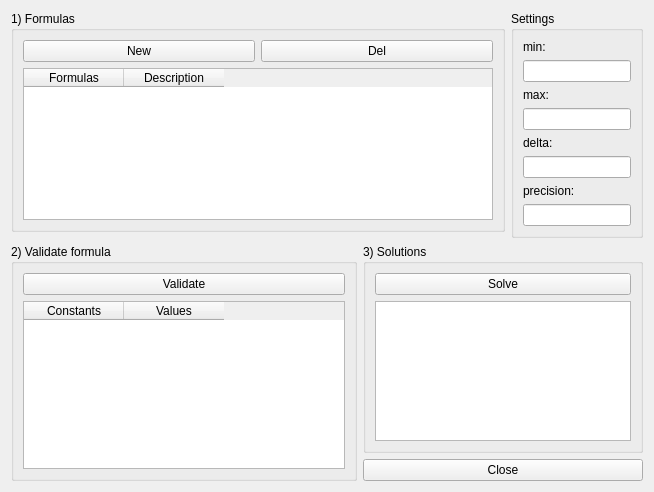
This is gui/formulas_gui.ui in joaodeus/mathgraphica as Qt 5 draws it before an edit. The edited form follows.
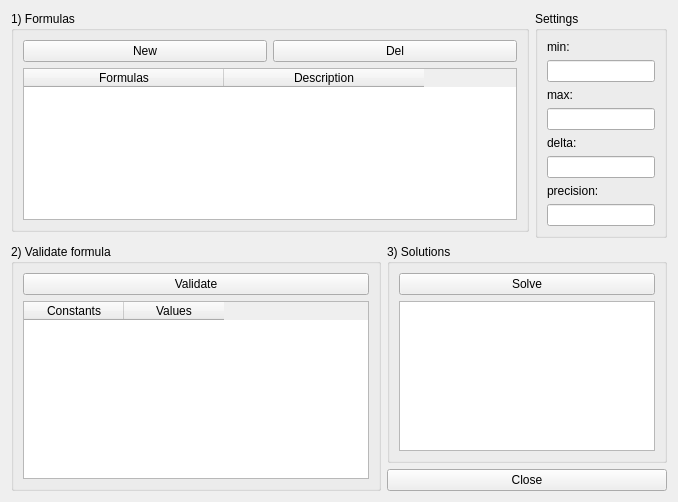
This is the edited form. Icons and pictures are not drawn.

Commit message: added polar form to complex numbers, graph2D now draw poles correctly, bug fix in Formulas_gui that crashed when formula description was empty, started the development of parametric graphs

Patch:
```diff
--- a/gui/formulas_gui.ui
+++ b/gui/formulas_gui.ui
@@ -6,8 +6,8 @@
    <rect>
     <x>0</x>
     <y>0</y>
-    <width>654</width>
-    <height>492</height>
+    <width>678</width>
+    <height>502</height>
    </rect>
   </property>
   <property name="windowTitle">
@@ -50,6 +50,9 @@
         <property name="contextMenuPolicy">
          <enum>Qt::CustomContextMenu</enum>
         </property>
+        <attribute name="horizontalHeaderDefaultSectionSize">
+         <number>200</number>
+        </attribute>
         <column>
          <property name="text">
           <string>Formulas</string>
```
The commit also changes 31 other files.
